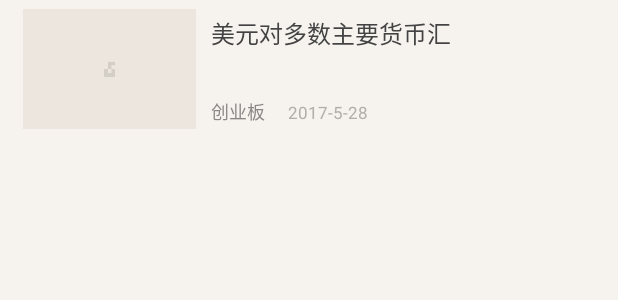
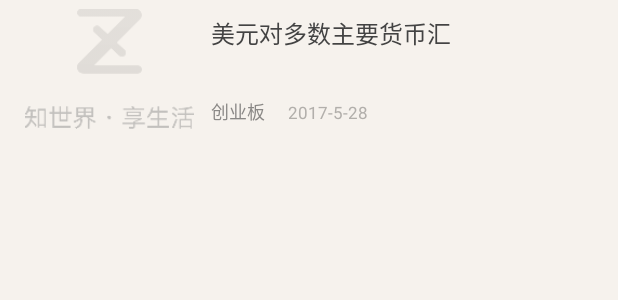
Before and after one commit to SavorGit/Zhixiang-android, an Android app: the layout item_collect.xml on its own in the app's theme, with its tools: preview values and no code run, on a phone screen of 412 x 824 dp. Shown: the top 300 px of the screen. Run offline under Robolectric (Android 15) with nearby library versions, the phone set to English and light mode, and no system bars; Roboto replaces fonts that are not available here.

```diff
--- a/app/src/main/res/layout/item_collect.xml
+++ b/app/src/main/res/layout/item_collect.xml
@@ -16,8 +16,7 @@
         <ImageView
             android:layout_centerInParent="true"
             android:id="@+id/content_small_img"
-            android:scaleType="fitXY"
-            android:src="@drawable/kong_mrjz"
+            android:src="@mipmap/ico_loading"
             android:layout_width="115dp"
             android:layout_height="80dp"/>
         <TextView
```
Also changed, not shown: app/src/main/java/com/savor/zhixiang/adapter/AllListAdapter.java (+5 -3 lines).
